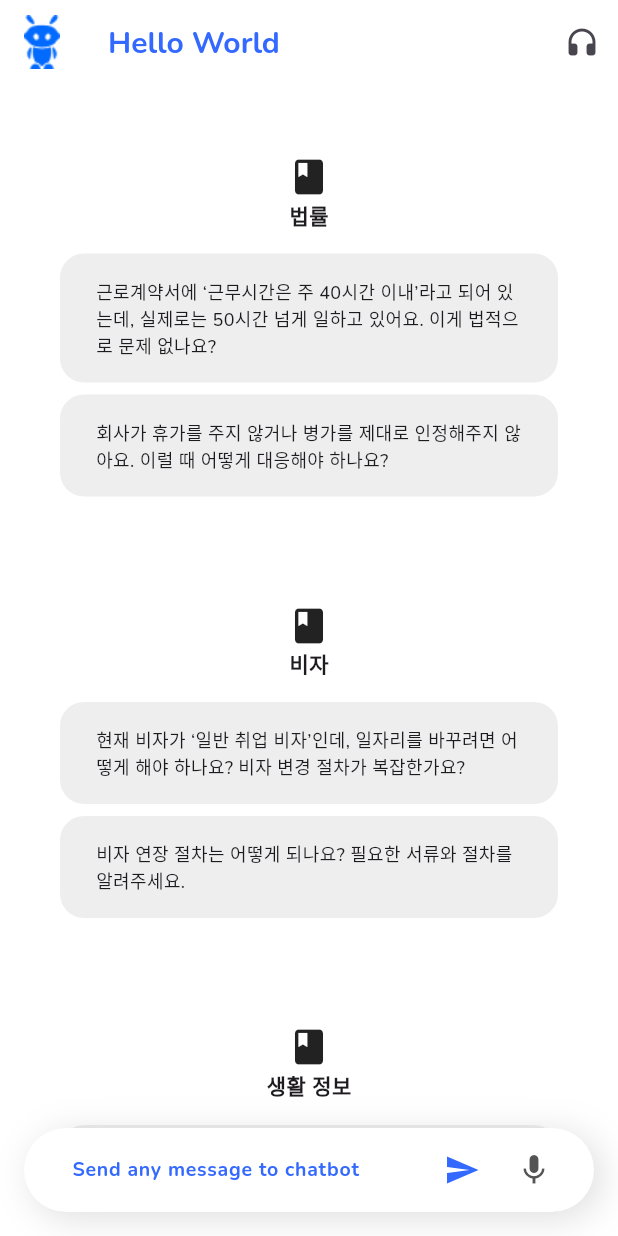
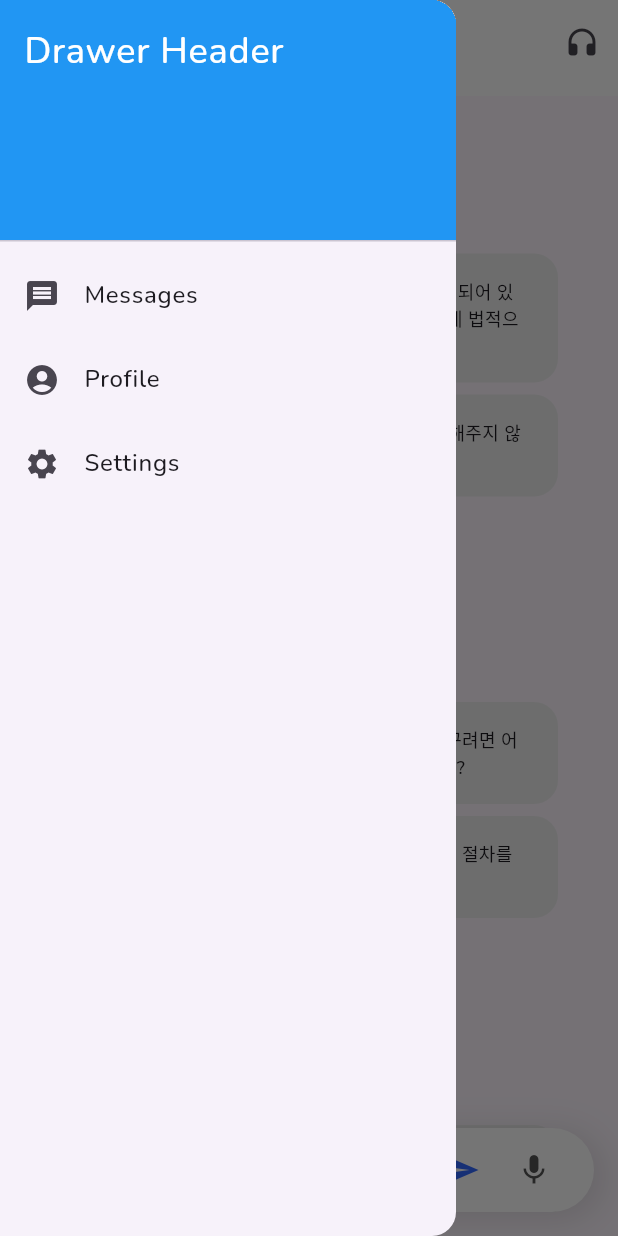
Before and after one commit to yunseoLee0343/Hello-World-Final, a Flutter app: the screen it shows after launch, with the side drawer open (before the commit the screen has no drawer), on a phone screen of 412 x 824 dp. Run offline on Flutter 3.47's test engine with Material 3 defaults, Android fonts, the phone set to English and light mode, and no system bars; our stand-ins replace go_router, google_maps_flutter, shared_preferences, typewritertext.

Commit message:
[feat] Added drawer

```diff
--- a/lib/common/appbar/appbar.dart
+++ b/lib/common/appbar/appbar.dart
@@ -6,8 +6,14 @@ class MyAppBar extends StatelessWidget implements PreferredSizeWidget {
   @override
   Widget build(BuildContext context) {
     return AppBar(
-      leading: Image.asset('assets/images/chatbot.png', width: 24, height: 36),
-      title: const Text(
+      titleSpacing: 0, // Remove default title spacing
+      title: Padding(
+        padding: const EdgeInsets.only(left: 24), // Adjust padding as needed
+        child: Row(
+          children: [
+            Image.asset('assets/images/chatbot.png', width: 24, height: 36),
+            const SizedBox(width: 12),
+            const Text(
               'Hello World',
               textAlign: TextAlign.left,
               style: TextStyle(
@@ -19,19 +25,66 @@ class MyAppBar extends StatelessWidget implements PreferredSizeWidget {
                 height: 1,
               ),
             ),
+          ],
+        ),
+      ),
       actions: [
         IconButton(
           onPressed: () {},
           icon: const Icon(Icons.headphones_rounded, size: 24),
         ),
       ],
-
       centerTitle: false,
-      elevation: 0, // 기본 AppBar 그림자 제거
-      backgroundColor: Colors.white, // 배경색 투명으로 설정
+      elevation: 0, // Remove default AppBar shadow
+      backgroundColor: Colors.white, // Set background color to white
     );
   }
 
   @override
-  Size get preferredSize => const Size.fromHeight(64); // 커스텀 높이 설정
+  Size get preferredSize => const Size.fromHeight(64); // Set custom height
 }
+
+class MyHomePage extends StatelessWidget {
+  const MyHomePage({super.key});
+
+  @override
+  Widget build(BuildContext context) {
+    return Scaffold(
+      appBar: const MyAppBar(),
+      drawer: Drawer(
+        child: ListView(
+          padding: EdgeInsets.zero,
+          children: const <Widget>[
+            DrawerHeader(
+              decoration: BoxDecoration(
+                color: Colors.blue,
+              ),
+              child: Text(
+                'Drawer Header',
+                style: TextStyle(
+                  color: Colors.white,
+                  fontSize: 24,
+                ),
+              ),
+            ),
+            ListTile(
+              leading: Icon(Icons.message),
+              title: Text('Messages'),
+            ),
+            ListTile(
+              leading: Icon(Icons.account_circle),
+              title: Text('Profile'),
+            ),
+            ListTile(
+              leading: Icon(Icons.settings),
+              title: Text('Settings'),
+            ),
+          ],
+        ),
+      ),
+      body: const Center(
+        child: Text('My Home Page'),
+      ),
+    );
+  }
+}
--- a/lib/pages/chat/chat_intro_page.dart
+++ b/lib/pages/chat/chat_intro_page.dart
@@ -3,9 +3,9 @@ import 'dart:developer';
 import 'package:flutter/material.dart';
 import 'package:go_router/go_router.dart';
 import 'package:hello_world_final/common/appbar/appbar.dart';
-import 'package:hello_world_final/common/layout/layout.dart';
 import 'package:hello_world_final/pages/chat/model/message.dart';
 import 'package:hello_world_final/pages/chat/widget/chat/input.dart';
+import 'package:hello_world_final/pages/chat/widget/chat_drawer.dart';
 import 'package:hello_world_final/pages/chat/widget/intro/intro.dart';
 import 'package:provider/provider.dart';
 import 'package:shared_preferences/shared_preferences.dart';
@@ -24,7 +24,7 @@ class ChatIntroPageState extends State<ChatIntroPage> {
   final ScrollController _scrollController = ScrollController();
   bool _isLoading = false;
 
-  get messagesByRoomAndUser => null;
+  final messages = Messages();
 
   void _navigateToChat(String question) {
     _setFirstLaunchFlag(); // Set the flag
@@ -49,10 +49,12 @@ class ChatIntroPageState extends State<ChatIntroPage> {
         _focusNode.unfocus();
       });
 
+      // log("1. messages: ${messages.messagesByRoomAndUser}");
+
       await Provider.of<Messages>(context, listen: false)
           .addMessage(message, 'user1', 'room1');
 
-      log("messages: $messagesByRoomAndUser");
+      // log("2. messages: ${messages.messagesByRoomAndUser}");
 
       setState(() {
         _isLoading = false;
@@ -66,10 +68,17 @@ class ChatIntroPageState extends State<ChatIntroPage> {
     }
   }
 
+  void _unfocus() {
+    FocusScope.of(context).unfocus();
+  }
+
   @override
   Widget build(BuildContext context) {
-    return Layout(
-      customAppBar: const MyAppBar(),
+    return Scaffold(
+      appBar: const MyAppBar(),
+      drawer: ChatDrawer(
+        onDrawerOpened: _unfocus, // Pass the unfocus method
+      ),
       body: GestureDetector(
         onTap: () {
           FocusScope.of(context).unfocus();
--- a/lib/pages/chat/model/message.dart
+++ b/lib/pages/chat/model/message.dart
@@ -1,47 +1,27 @@
 import 'dart:async';
 import 'dart:convert';
+import 'dart:developer';
 
 import 'package:flutter/material.dart';
 import 'package:http/http.dart' as http;
 
 class Messages extends ChangeNotifier {
+  // Private static instance of the singleton
+  static final Messages _instance = Messages._internal();
+
+  // Factory constructor to return the singleton instance
+  factory Messages() => _instance;
+
+  // Private named constructor to create the singleton instance
+  Messages._internal();
+
   final Map<String, List<Map<String, dynamic>>> messagesByRoomAndUser = {
     'user1-room1': [
       {'message': 'Hello, how are you?', 'isBlue': false},
       {'message': 'I am doing well, thank you!', 'isBlue': true},
       {'message': 'What can I help you with today?', 'isBlue': false},
     ],
-
-    // room1에서 user2의 메시지
-    'user2-room1': [
-      {'message': 'Good morning!', 'isBlue': false},
-      {'message': 'Good morning! How can I assist you?', 'isBlue': true},
-      {'message': 'I need information on the new policy.', 'isBlue': false},
-    ],
-
-    'user1-room2': [
-      {'message': 'Hi there, welcome to room2!', 'isBlue': false},
-      {'message': 'Thank you! What’s the agenda for today?', 'isBlue': true},
-    ],
-
-    'user3-room2': [
-      {'message': 'Hello, everyone!', 'isBlue': false},
-      {'message': 'Hello! Glad to see you here.', 'isBlue': true},
-      {'message': 'Can we start the discussion now?', 'isBlue': false},
-    ],
-
-    'user1-room3': [
-      {'message': 'Hey! Ready for our meeting?', 'isBlue': false},
-      {'message': 'Yes, I am ready.', 'isBlue': true},
-      {'message': 'Great! Let’s begin.', 'isBlue': false},
-    ],
-
-    // room3에서 user2의 메시지
-    'user2-room3': [
-      {'message': 'Hello everyone!', 'isBlue': false},
-      {'message': 'Hello! We are just about to start.', 'isBlue': true},
-      {'message': 'Awesome, I’m excited!', 'isBlue': false},
-    ],
+    // Add other predefined messages as needed
   };
 
   List<Map<String, dynamic>> getMessages(String userId, String roomId) {
@@ -52,17 +32,18 @@ class Messages extends ChangeNotifier {
   Future<void> addMessage(String message, String userId, String roomId) async {
     final key = _getRoomUserKey(userId, roomId);
 
-    // 사용자 메시지를 리스트에 추가하고 변경 사항 알리기
+    // Add user message immediately
     messagesByRoomAndUser.putIfAbsent(key, () => []);
     messagesByRoomAndUser[key]!.add({'message': message, 'isBlue': true});
+    log("[message.dart] key: $key, messagesByRoomAndUser: $messagesByRoomAndUser");
     notifyListeners();
 
     try {
-      // 서버로 메시지 전송 및 응답 스트리밍
+      // Send message to server and handle response
       final serverResponse = await sendMessageToServer(message, userId, roomId);
 
       if (serverResponse != null) {
-        // 서버 응답을 리스트에 추가하고 변경 사항 알리기
+        // Add server response to messages
         messagesByRoomAndUser[key]!
             .add({'message': serverResponse, 'isBlue': false});
         notifyListeners();
@@ -80,14 +61,12 @@ class Messages extends ChangeNotifier {
       String message, String userId, String roomId) async {
     final url = Uri.parse('http://localhost:8082/chat/ask?roomId=$roomId');
 
-    // 헤더 설정
+    // Headers and body for the request
     Map<String, String> headers = {
       'accept': 'text/event-stream',
       'user_id': userId,
       'Content-Type': 'application/json',
     };
-
-    // 본문 설정
     String body = jsonEncode({'message': message});
 
     try {
@@ -117,11 +96,11 @@ class Messages extends ChangeNotifier {
 
     stream.transform(utf8.decoder).listen(
       (String data) {
-        // 한 글자씩 반환되는 문자열 처리
+        // Append data to string buffer
         stringBuffer.write(data);
         print('Received data: $data');
 
-        // 대화 종료와 roomId 반환을 체크
+        // Check if the response indicates the end of the conversation
         if (data.contains("Room Id:")) {
           final roomId = data.split('Room Id:').last.trim();
           print('Conversation ended. Room ID: $roomId');
--- /dev/null
+++ b/lib/pages/chat/widget/chat_drawer.dart
@@ -0,0 +1,66 @@
+import 'package:flutter/material.dart';
+
+class ChatDrawer extends StatefulWidget {
+  final VoidCallback? onDrawerOpened;
+
+  const ChatDrawer({super.key, this.onDrawerOpened});
+
+  @override
+  _ChatDrawerState createState() => _ChatDrawerState();
+}
+
+class _ChatDrawerState extends State<ChatDrawer> {
+  @override
+  void initState() {
+    super.initState();
+    WidgetsBinding.instance.addPostFrameCallback((_) {
+      if (widget.onDrawerOpened != null) {
+        widget.onDrawerOpened!();
+      }
+    });
+  }
+
+  @override
+  Widget build(BuildContext context) {
+    return Drawer(
+      child: ListView(
+        padding: EdgeInsets.zero,
+        children: <Widget>[
+          const DrawerHeader(
+            decoration: BoxDecoration(
+              color: Colors.blue,
+            ),
+            child: Text(
+              'Drawer Header',
+              style: TextStyle(
+                color: Colors.white,
+                fontSize: 24,
+              ),
+            ),
+          ),
+          ListTile(
+            leading: const Icon(Icons.message),
+            title: const Text('Messages'),
+            onTap: () {
+              Navigator.pop(context); // Close the drawer
+            },
+          ),
+          ListTile(
+            leading: const Icon(Icons.account_circle),
+            title: const Text('Profile'),
+            onTap: () {
+              Navigator.pop(context); // Close the drawer
+            },
+          ),
+          ListTile(
+            leading: const Icon(Icons.settings),
+            title: const Text('Settings'),
+            onTap: () {
+              Navigator.pop(context); // Close the drawer
+            },
+          ),
+        ],
+      ),
+    );
+  }
+}
--- a/lib/router/app_router.dart
+++ b/lib/router/app_router.dart
@@ -18,9 +18,9 @@ final List<Widget> widgetOptions = <Widget>[
 ];
 
 final List<String> widgetNames = [
-  'Chat',
-  'Map',
-  'Profile',
+  '/chat',
+  '/map',
+  '/profile',
 ];
 
 final GoRouter appRouter = GoRouter(
@@ -52,5 +52,13 @@ final GoRouter appRouter = GoRouter(
       path: '/tts',
       builder: (context, state) => const TTSPage(),
     ),
+    GoRoute(
+      path: '/map',
+      builder: (context, state) => const MapPage(),
+    ),
+    GoRoute(
+      path: '/profile',
+      builder: (context, state) => const ProfilePage(),
+    ),
   ],
 );
```
Also changed, not shown: lib/auth/auth_service.dart (+13 -0 lines), lib/pages/chat/chat_page.dart (+11 -1 lines), lib/pages/map/map_page.dart (+25 -1 lines). Lines whose indentation alone changed are shown as unchanged.
